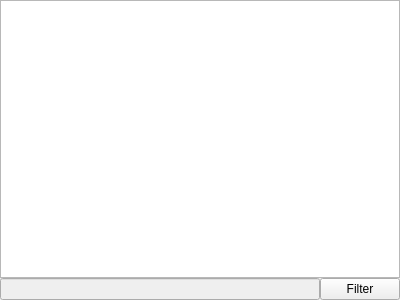
euroelessar/qutim, file jabber/src/protocol/modules/xmlconsole/xmlconsole.ui: the form before one commit.
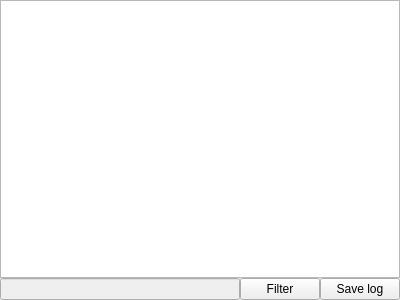
The form after the commit.

Commit message: Added ability to dump data from xml console to file

What changed in the file:
```diff
--- a/jabber/src/protocol/modules/xmlconsole/xmlconsole.ui
+++ b/jabber/src/protocol/modules/xmlconsole/xmlconsole.ui
@@ -34,9 +34,16 @@
      </property>
     </widget>
    </item>
-   <item row="0" column="0" colspan="2">
+   <item row="0" column="0" colspan="3">
     <widget class="QPlainTextEdit" name="xmlBrowser"/>
    </item>
+   <item row="1" column="2">
+    <widget class="QPushButton" name="saveButton">
+     <property name="text">
+      <string>Save log</string>
+     </property>
+    </widget>
+   </item>
   </layout>
  </widget>
  <resources/>
```
The commit also changes 2 other files.
